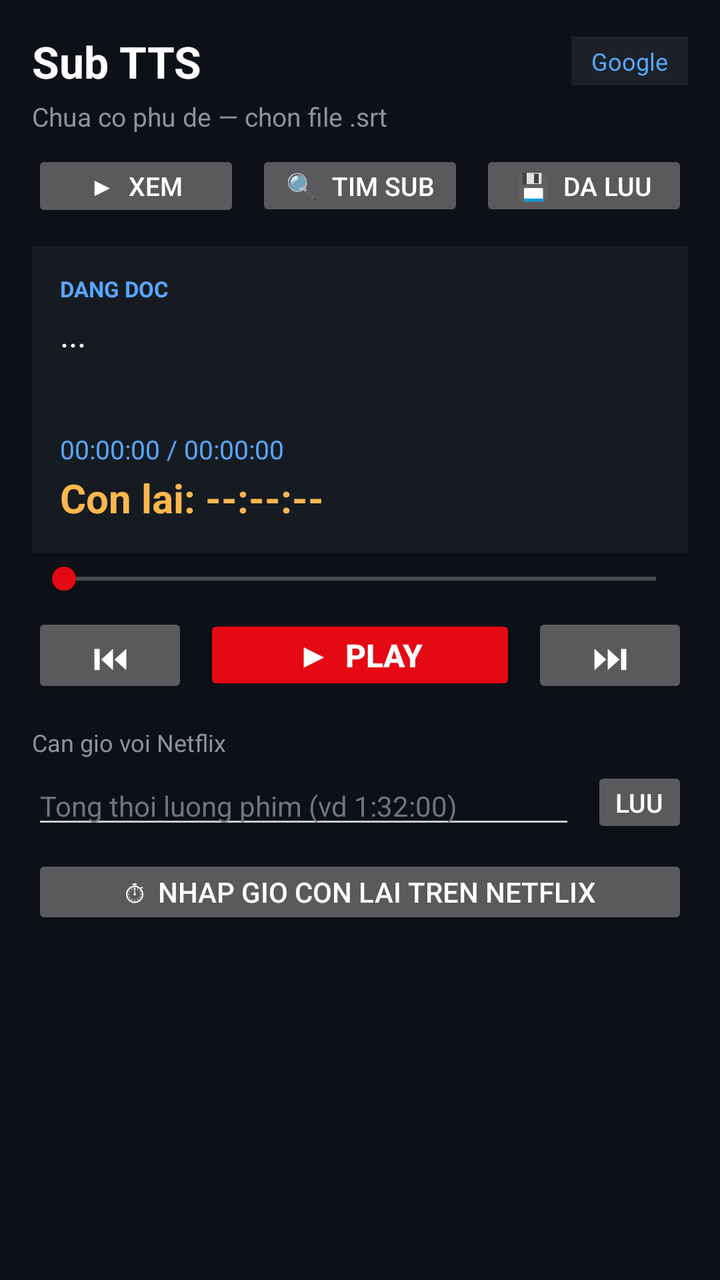
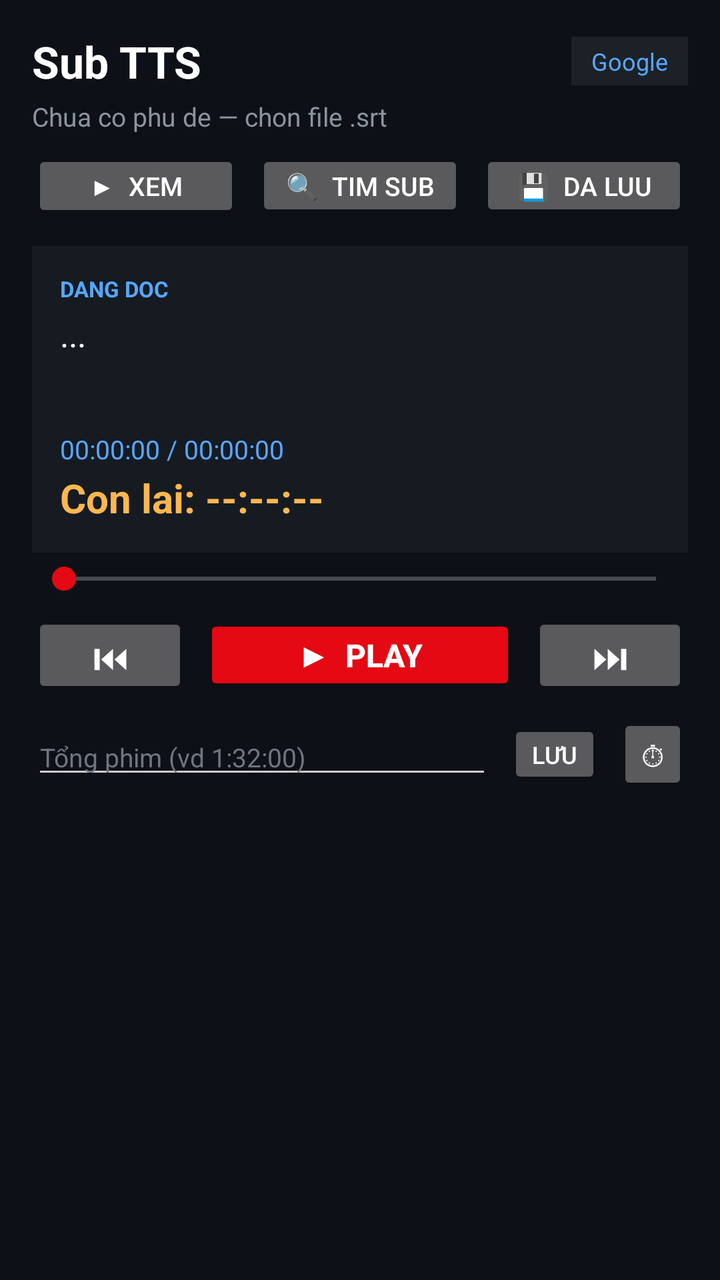

Compare the two renders of this Android layout. The source of the first and the diff that turns it into the second are given below.
<!-- AndroidManifest.xml: application theme Theme.WebTTS -->
<!-- res/layout/activity_main.xml -->
<?xml version="1.0" encoding="utf-8"?>
<ScrollView xmlns:android="http://schemas.android.com/apk/res/android"
    android:layout_width="match_parent"
    android:layout_height="match_parent"
    android:background="#0D1117"
    android:fillViewport="true">

    <LinearLayout
        android:layout_width="match_parent"
        android:layout_height="wrap_content"
        android:orientation="vertical"
        android:padding="16dp">

        
        <LinearLayout
            android:layout_width="match_parent"
            android:layout_height="wrap_content"
            android:gravity="center_vertical"
            android:orientation="horizontal">

            <TextView
                android:layout_width="0dp"
                android:layout_height="wrap_content"
                android:layout_weight="1"
                android:text="Sub TTS"
                android:textColor="#FFFFFF"
                android:textSize="22sp"
                android:textStyle="bold" />

            <TextView
                android:id="@+id/tvVoiceBadge"
                android:layout_width="wrap_content"
                android:layout_height="wrap_content"
                android:background="#1C2128"
                android:paddingLeft="10dp"
                android:paddingRight="10dp"
                android:paddingTop="4dp"
                android:paddingBottom="4dp"
                android:text="Google"
                android:textColor="#58A6FF"
                android:textSize="12sp" />
        </LinearLayout>

        <TextView
            android:id="@+id/tvStatus"
            android:layout_width="wrap_content"
            android:layout_height="wrap_content"
            android:layout_marginTop="4dp"
            android:text="Chua co phu de — chon file .srt"
            android:textColor="#8B949E"
            android:textSize="13sp" />

        
        <LinearLayout
            android:layout_width="match_parent"
            android:layout_height="wrap_content"
            android:layout_marginTop="8dp"
            android:orientation="horizontal">

            <Button
                android:id="@+id/btnTabWatch"
                android:layout_width="0dp"
                android:layout_height="wrap_content"
                android:layout_weight="1"
                android:text="▶  Xem"
                android:textSize="13sp" />

            <Button
                android:id="@+id/btnTabSearch"
                android:layout_width="0dp"
                android:layout_height="wrap_content"
                android:layout_marginStart="8dp"
                android:layout_weight="1"
                android:text="🔍  Tim sub"
                android:textSize="13sp" />

            <Button
                android:id="@+id/btnTabSaved"
                android:layout_width="0dp"
                android:layout_height="wrap_content"
                android:layout_marginStart="8dp"
                android:layout_weight="1"
                android:text="💾  Da luu"
                android:textSize="13sp" />
        </LinearLayout>

        
        <LinearLayout
            android:id="@+id/paneWatch"
            android:layout_width="match_parent"
            android:layout_height="wrap_content"
            android:orientation="vertical">

        
        <LinearLayout
            android:layout_width="match_parent"
            android:layout_height="wrap_content"
            android:layout_marginTop="12dp"
            android:background="#161B22"
            android:orientation="vertical"
            android:padding="14dp">

            <TextView
                android:layout_width="wrap_content"
                android:layout_height="wrap_content"
                android:text="DANG DOC"
                android:textColor="#58A6FF"
                android:textSize="11sp"
                android:textStyle="bold" />

            <TextView
                android:id="@+id/tvCue"
                android:layout_width="match_parent"
                android:layout_height="wrap_content"
                android:layout_marginTop="4dp"
                android:minHeight="56dp"
                android:maxLines="4"
                android:ellipsize="end"
                android:text="..."
                android:textColor="#FFFFFF"
                android:textSize="17sp" />

            <TextView
                android:id="@+id/tvTime"
                android:layout_width="wrap_content"
                android:layout_height="wrap_content"
                android:layout_marginTop="4dp"
                android:text="00:00:00 / 00:00:00"
                android:textColor="#58A6FF"
                android:textSize="13sp" />

            <TextView
                android:id="@+id/tvRemain"
                android:layout_width="wrap_content"
                android:layout_height="wrap_content"
                android:layout_marginTop="2dp"
                android:text="Con lai: --:--:--"
                android:textColor="#FFB74D"
                android:textSize="20sp"
                android:textStyle="bold" />
        </LinearLayout>

        <SeekBar
            android:id="@+id/seekPos"
            android:layout_width="match_parent"
            android:layout_height="wrap_content"
            android:layout_marginTop="4dp"
            android:max="1000" />

        
        <LinearLayout
            android:layout_width="match_parent"
            android:layout_height="wrap_content"
            android:layout_marginTop="8dp"
            android:gravity="center_vertical"
            android:orientation="horizontal">

            <Button
                android:id="@+id/btnPrevCue"
                android:layout_width="0dp"
                android:layout_height="wrap_content"
                android:layout_weight="1"
                android:text="⏮"
                android:textSize="18sp" />

            <Button
                android:id="@+id/btnPlayPause"
                style="@style/Widget.SubTTS.Button.Primary"
                android:layout_width="0dp"
                android:layout_height="wrap_content"
                android:layout_marginStart="8dp"
                android:layout_weight="2"
                android:text="▶  Play" />

            <Button
                android:id="@+id/btnNextCue"
                android:layout_width="0dp"
                android:layout_height="wrap_content"
                android:layout_marginStart="8dp"
                android:layout_weight="1"
                android:text="⏭"
                android:textSize="18sp" />
        </LinearLayout>

        
        <TextView
            android:layout_width="wrap_content"
            android:layout_height="wrap_content"
            android:layout_marginTop="14dp"
            android:text="Can gio voi Netflix"
            android:textColor="#8B949E"
            android:textSize="12sp" />

        <LinearLayout
            android:layout_width="match_parent"
            android:layout_height="wrap_content"
            android:layout_marginTop="4dp"
            android:gravity="center_vertical"
            android:orientation="horizontal">

            <EditText
                android:id="@+id/etTotalLen"
                android:layout_width="0dp"
                android:layout_height="wrap_content"
                android:layout_weight="1"
                android:hint="Tong thoi luong phim (vd 1:32:00)"
                android:inputType="text"
                android:textColor="#FFFFFF"
                android:textColorHint="#6E7681"
                android:textSize="14sp" />

            <Button
                android:id="@+id/btnSetTotal"
                android:layout_width="wrap_content"
                android:layout_height="wrap_content"
                android:layout_marginStart="8dp"
                android:text="Luu"
                android:textSize="13sp" />
        </LinearLayout>

        <Button
            android:id="@+id/btnJumpRemain"
            android:layout_width="match_parent"
            android:layout_height="wrap_content"
            android:layout_marginTop="8dp"
            android:text="⏱  Nhap gio con lai tren Netflix"
            android:textSize="14sp" />

        </LinearLayout>

        
        <LinearLayout
            android:id="@+id/paneSearch"
            android:layout_width="match_parent"
            android:layout_height="wrap_content"
            android:orientation="vertical"
            android:visibility="gone">

        
        <Button
            android:id="@+id/btnPickSrt"
            android:layout_width="match_parent"
            android:layout_height="wrap_content"
            android:layout_marginTop="8dp"
            android:text="📁  Chon file phu de (.srt)"
            android:textSize="14sp" />

        
        <LinearLayout
            android:layout_width="match_parent"
            android:layout_height="wrap_content"
            android:layout_marginTop="8dp"
            android:orientation="horizontal">

            <Button
                android:id="@+id/btnSubSearch"
                android:layout_width="0dp"
                android:layout_height="wrap_content"
                android:layout_weight="1"
                android:text="🔍  Tim sub online"
                android:textSize="13sp" />

            <Button
                android:id="@+id/btnSubSettings"
                android:layout_width="0dp"
                android:layout_height="wrap_content"
                android:layout_marginStart="8dp"
                android:layout_weight="1"
                android:text="🔑  Key sub"
                android:textSize="13sp" />
        </LinearLayout>

        
        <LinearLayout
            android:layout_width="match_parent"
            android:layout_height="wrap_content"
            android:layout_marginTop="8dp"
            android:orientation="horizontal">

            <Button
                android:id="@+id/btnBackup"
                android:layout_width="0dp"
                android:layout_height="wrap_content"
                android:layout_weight="1"
                android:text="💾  Sao luu"
                android:textSize="13sp" />

            <Button
                android:id="@+id/btnRestore"
                android:layout_width="0dp"
                android:layout_height="wrap_content"
                android:layout_marginStart="8dp"
                android:layout_weight="1"
                android:text="📥  Khoi phuc"
                android:textSize="13sp" />
        </LinearLayout>

        </LinearLayout>

        
        <LinearLayout
            android:id="@+id/paneSaved"
            android:layout_width="match_parent"
            android:layout_height="wrap_content"
            android:orientation="vertical"
            android:visibility="gone">

            <Button
                android:id="@+id/btnClearSavedSubs"
                android:layout_width="match_parent"
                android:layout_height="wrap_content"
                android:layout_marginTop="8dp"
                android:text="🗑  Xoa tat ca sub da luu"
                android:textSize="13sp" />

            <LinearLayout
                android:id="@+id/llSavedList"
                android:layout_width="match_parent"
                android:layout_height="wrap_content"
                android:layout_marginTop="8dp"
                android:orientation="vertical" />
        </LinearLayout>

        
        <LinearLayout
            android:id="@+id/paneSetup"
            android:layout_width="match_parent"
            android:layout_height="wrap_content"
            android:orientation="vertical"
            android:visibility="gone">

        

        
        <Button
            android:id="@+id/btnSleep"
            android:layout_width="match_parent"
            android:layout_height="wrap_content"
            android:layout_marginTop="8dp"
            android:text="⏾  Hen gio tat: Tat"
            android:textSize="14sp" />

        
        <TextView
            android:layout_width="wrap_content"
            android:layout_height="wrap_content"
            android:layout_marginTop="14dp"
            android:text="Giong doc"
            android:textColor="#8B949E"
            android:textSize="12sp" />

        <LinearLayout
            android:layout_width="match_parent"
            android:layout_height="wrap_content"
            android:layout_marginTop="4dp"
            android:orientation="horizontal">

            <Button
                android:id="@+id/btnVoiceGoogle"
                android:layout_width="0dp"
                android:layout_height="wrap_content"
                android:layout_weight="1"
                android:text="Google\n(offline)"
                android:textSize="13sp" />

            <Button
                android:id="@+id/btnVoiceHoaiMy"
                android:layout_width="0dp"
                android:layout_height="wrap_content"
                android:layout_marginStart="8dp"
                android:layout_weight="1"
                android:text="HoaiMy\n(online)"
                android:textSize="13sp" />

            <Button
                android:id="@+id/btnVoiceNamMinh"
                android:layout_width="0dp"
                android:layout_height="wrap_content"
                android:layout_marginStart="8dp"
                android:layout_weight="1"
                android:text="NamMinh\n(online)"
                android:textSize="13sp" />
        </LinearLayout>

        
        <TextView
            android:layout_width="wrap_content"
            android:layout_height="wrap_content"
            android:layout_marginTop="14dp"
            android:text="Toc do doc"
            android:textColor="#8B949E"
            android:textSize="12sp" />

        <LinearLayout
            android:layout_width="match_parent"
            android:layout_height="wrap_content"
            android:gravity="center_vertical"
            android:orientation="horizontal">

            <SeekBar
                android:id="@+id/seekRate"
                android:layout_width="0dp"
                android:layout_height="wrap_content"
                android:layout_weight="1"
                android:max="200"
                android:progress="50" />

            <TextView
                android:id="@+id/tvRate"
                android:layout_width="wrap_content"
                android:layout_height="wrap_content"
                android:layout_marginStart="8dp"
                android:text="1.0x"
                android:textColor="#FFFFFF"
                android:textSize="14sp"
                android:textStyle="bold" />
        </LinearLayout>

        
        <TextView
            android:layout_width="wrap_content"
            android:layout_height="wrap_content"
            android:layout_marginTop="10dp"
            android:text="Am luong giong doc"
            android:textColor="#8B949E"
            android:textSize="12sp" />

        <LinearLayout
            android:layout_width="match_parent"
            android:layout_height="wrap_content"
            android:gravity="center_vertical"
            android:orientation="horizontal">

            <SeekBar
                android:id="@+id/seekTtsVol"
                android:layout_width="0dp"
                android:layout_height="wrap_content"
                android:layout_weight="1"
                android:max="100"
                android:progress="100" />

            <TextView
                android:id="@+id/tvTtsVol"
                android:layout_width="wrap_content"
                android:layout_height="wrap_content"
                android:layout_marginStart="8dp"
                android:text="100%"
                android:textColor="#FFFFFF"
                android:textSize="14sp"
                android:textStyle="bold" />
        </LinearLayout>

        
        <TextView
            android:layout_width="wrap_content"
            android:layout_height="wrap_content"
            android:layout_marginTop="10dp"
            android:text="Co chu cau dang doc"
            android:textColor="#8B949E"
            android:textSize="12sp" />

        <LinearLayout
            android:layout_width="match_parent"
            android:layout_height="wrap_content"
            android:gravity="center_vertical"
            android:orientation="horizontal">

            <SeekBar
                android:id="@+id/seekCueSize"
                android:layout_width="0dp"
                android:layout_height="wrap_content"
                android:layout_weight="1"
                android:max="18"
                android:progress="5" />

            <TextView
                android:id="@+id/tvCueSize"
                android:layout_width="wrap_content"
                android:layout_height="wrap_content"
                android:layout_marginStart="8dp"
                android:text="17"
                android:textColor="#FFFFFF"
                android:textSize="14sp"
                android:textStyle="bold" />
        </LinearLayout>

        
        <LinearLayout
            android:layout_width="match_parent"
            android:layout_height="wrap_content"
            android:layout_marginTop="14dp"
            android:orientation="horizontal">

            <Button
                android:id="@+id/btnFloat"
                android:layout_width="0dp"
                android:layout_height="wrap_content"
                android:layout_weight="1"
                android:text="🫧  Nut noi"
                android:textSize="13sp" />

            <Button
                android:id="@+id/btnClearCache"
                android:layout_width="0dp"
                android:layout_height="wrap_content"
                android:layout_marginStart="8dp"
                android:layout_weight="1"
                android:text="Xoa cache"
                android:textSize="13sp" />
        </LinearLayout>

        
        <Button
            android:id="@+id/btnExit"
            android:layout_width="match_parent"
            android:layout_height="wrap_content"
            android:layout_marginTop="8dp"
            android:backgroundTint="#A40E26"
            android:text="⏻  Thoat app (tat chay nen)"
            android:textSize="14sp"
            android:textStyle="bold" />

        <TextView
            android:layout_width="match_parent"
            android:layout_height="wrap_content"
            android:layout_marginTop="12dp"
            android:text="Cach dung: chon .srt → Play → thoat sang app Netflix xem. Dieu khien nhanh bang nut noi mo 30% tren man hinh Netflix."
            android:textColor="#6E7681"
            android:textSize="12sp" />

        </LinearLayout>

    </LinearLayout>
</ScrollView>
<!-- resources referenced by this layout -->
<resources>
  <style name="Widget.SubTTS.Button.Primary" parent="Widget.SubTTS.Button">
          <item name="android:backgroundTint">#E50914</item>
          <item name="android:textSize">16sp</item>
          <item name="android:textStyle">bold</item>
      </style>
  <style name="Theme.WebTTS" parent="Theme.AppCompat.NoActionBar">
          <item name="colorPrimary">#E50914</item>
          <item name="colorPrimaryDark">#B20710</item>
          <item name="colorAccent">#E50914</item>
          <item name="android:windowBackground">#111111</item>
          <item name="android:textColorPrimary">#FFFFFF</item>
          <item name="android:textColorSecondary">#CCCCCC</item>
          <item name="alertDialogTheme">@style/Theme.WebTTS.Dialog</item>
          
          <item name="buttonStyle">@style/Widget.SubTTS.Button</item>
      </style>
  <style name="Widget.SubTTS.Button" parent="Widget.AppCompat.Button">
          <item name="android:minHeight">0dp</item>
          <item name="android:minWidth">0dp</item>
          <item name="android:paddingTop">9dp</item>
          <item name="android:paddingBottom">9dp</item>
          <item name="android:paddingLeft">12dp</item>
          <item name="android:paddingRight">12dp</item>
          <item name="android:textSize">12sp</item>
      </style>
  <style name="Theme.WebTTS.Dialog" parent="Theme.AppCompat.Dialog.Alert">
          <item name="colorPrimary">#E50914</item>
          <item name="colorAccent">#E50914</item>
          <item name="android:windowBackground">#222222</item>
          <item name="android:textColorPrimary">#FFFFFF</item>
          <item name="android:textColorSecondary">#CCCCCC</item>
          <item name="buttonStyle">@style/Widget.SubTTS.Button</item>
      </style>
</resources>

<!-- the commit's change to res/layout/activity_main.xml (unified diff, before → after) -->
@@ -183,18 +183,10 @@
         </LinearLayout>
 
         
-        <TextView
-            android:layout_width="wrap_content"
-            android:layout_height="wrap_content"
-            android:layout_marginTop="14dp"
-            android:text="Can gio voi Netflix"
-            android:textColor="#8B949E"
-            android:textSize="12sp" />
-
-        <LinearLayout
-            android:layout_width="match_parent"
-            android:layout_height="wrap_content"
-            android:layout_marginTop="4dp"
+        <LinearLayout
+            android:layout_width="match_parent"
+            android:layout_height="wrap_content"
+            android:layout_marginTop="8dp"
             android:gravity="center_vertical"
             android:orientation="horizontal">
 
@@ -203,28 +195,27 @@
                 android:layout_width="0dp"
                 android:layout_height="wrap_content"
                 android:layout_weight="1"
-                android:hint="Tong thoi luong phim (vd 1:32:00)"
+                android:hint="Tổng phim (vd 1:32:00)"
                 android:inputType="text"
                 android:textColor="#FFFFFF"
                 android:textColorHint="#6E7681"
-                android:textSize="14sp" />
+                android:textSize="13sp" />
 
             <Button
                 android:id="@+id/btnSetTotal"
                 android:layout_width="wrap_content"
                 android:layout_height="wrap_content"
                 android:layout_marginStart="8dp"
-                android:text="Luu"
-                android:textSize="13sp" />
-        </LinearLayout>
-
-        <Button
-            android:id="@+id/btnJumpRemain"
-            android:layout_width="match_parent"
-            android:layout_height="wrap_content"
-            android:layout_marginTop="8dp"
-            android:text="⏱  Nhap gio con lai tren Netflix"
-            android:textSize="14sp" />
+                android:text="Lưu" />
+
+            <Button
+                android:id="@+id/btnJumpRemain"
+                android:layout_width="wrap_content"
+                android:layout_height="wrap_content"
+                android:layout_marginStart="8dp"
+                android:text="⏱"
+                android:textSize="16sp" />
+        </LinearLayout>
 
         </LinearLayout>
 
